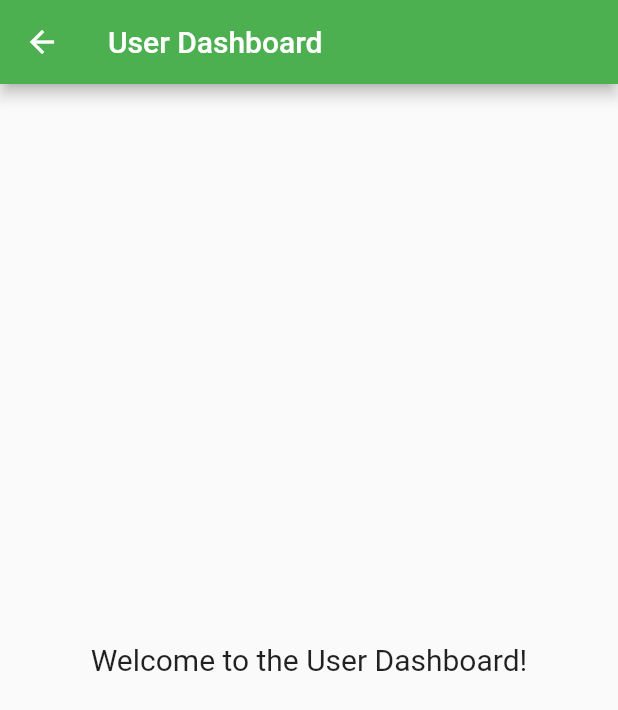
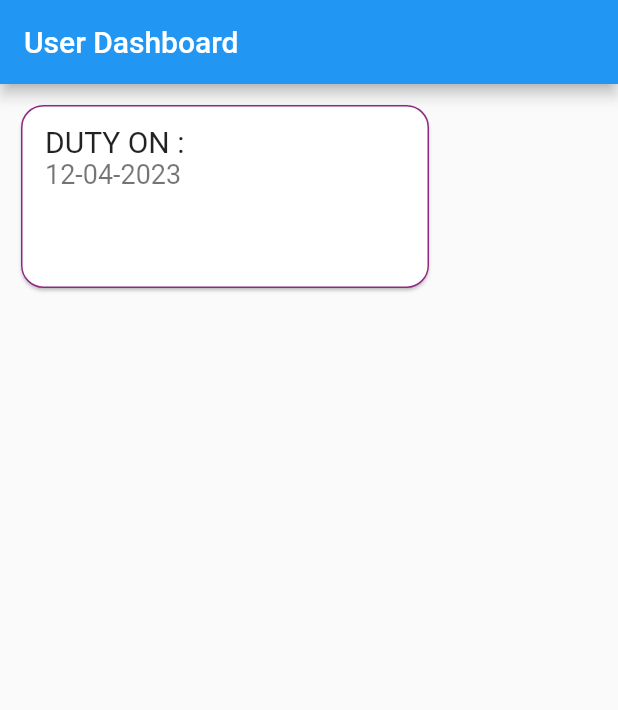
Before and after one commit to Practical02/exam-duty, a Flutter app: the screen it shows after launch, on a phone screen of 412 x 824 dp. Shown: the top 710 px of the screen. Run offline on Flutter 3.47's test engine with Material 2 defaults, Android fonts, the light colour scheme and no system bars.

Commit message:
card created using stateless widget

```diff
--- a/lib/screens/user_dashboard.dart
+++ b/lib/screens/user_dashboard.dart
@@ -5,22 +5,47 @@ class UserDashboard extends StatelessWidget {
 
   @override
   Widget build(BuildContext context) {
-    return Scaffold(
-      appBar: AppBar(
-        title: const Text('User Dashboard'),
-      ),
-      body: Center(
-        child: Column(
-          mainAxisAlignment: MainAxisAlignment.center,
-          crossAxisAlignment: CrossAxisAlignment.center,
-          children: [
-            const Text(
-              'Welcome to the User Dashboard!',
-              style: TextStyle(fontSize: 20),
-            ),
-          ],
-        ),
-      ),
+    return MaterialApp(
+      home: Scaffold(
+          appBar: AppBar(
+            title: const Text('User Dashboard'),
+          ),
+          body: Align(
+            alignment: Alignment.topLeft,
+            child: Mycard(),
+          )),
     );
   }
 }
+
+class Mycard extends StatelessWidget {
+  const Mycard({super.key});
+  @override
+  Widget build(BuildContext context) {
+    return Container(
+        width: 300,
+        height: 150,
+        padding: new EdgeInsets.all(10.0),
+        child: Card(
+            shape: RoundedRectangleBorder(
+                borderRadius: BorderRadius.circular(15.0),
+                side: BorderSide(
+                  color: Color.fromARGB(255, 143, 40, 129),
+                )),
+            child: Column(
+              mainAxisSize: MainAxisSize.min,
+              children: <Widget>[
+                const ListTile(
+                  title: Text(
+                    'DUTY ON : ',
+                    style: TextStyle(fontSize: 20.0),
+                  ),
+                  subtitle:
+                      Text(
+                        '12-04-2023', style: TextStyle(fontSize: 18.0)
+                        ),
+                )
+              ],
+            )));
+  }
+}
```
